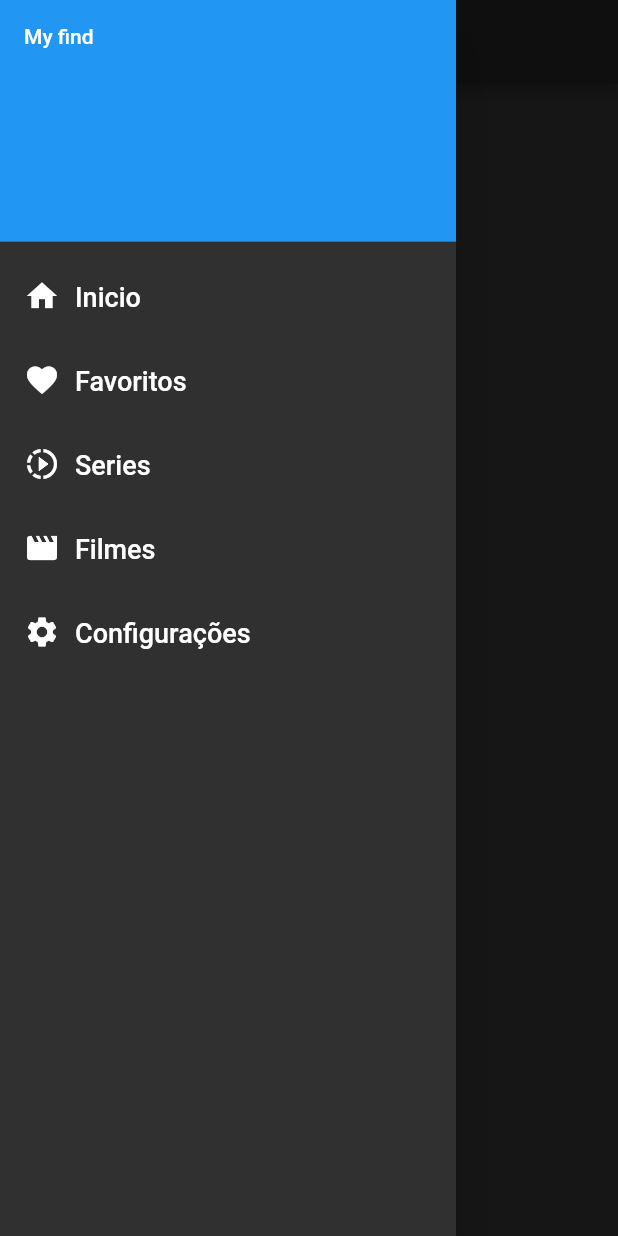
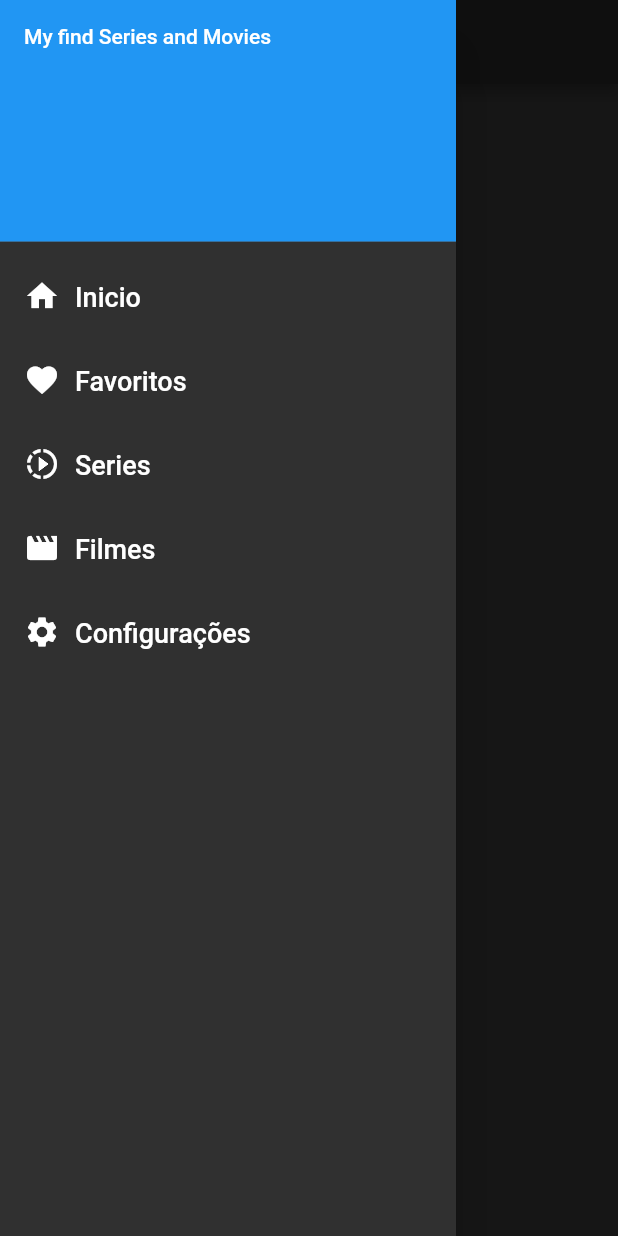
Before and after one commit to gustavohd18/My-find-series-IOS-and-android, a Flutter app: the Favorite screen opened directly, with the side drawer open, on a phone screen of 412 x 824 dp. Run offline on Flutter 3.47's test engine with Material 2 defaults, Android fonts, the phone set to English and light mode, and no system bars; our stand-ins replace shared_preferences, sqflite; missing offline and left inert: flutter_youtube; accounts and stored records are empty; network calls fail.

Commit message:
update readme

```diff
--- a/lib/widgets/home/drawer_menu.dart
+++ b/lib/widgets/home/drawer_menu.dart
@@ -27,7 +27,7 @@ class DrawerMenu extends StatelessWidget {
         padding: EdgeInsets.zero,
         children: <Widget>[
           DrawerHeader(
-            child: Text('My find'),
+            child: Text('My find Series and Movies'),
             decoration: BoxDecoration(
               color: Colors.blue,
             ),
```
Also changed, not shown: 11 other files.
